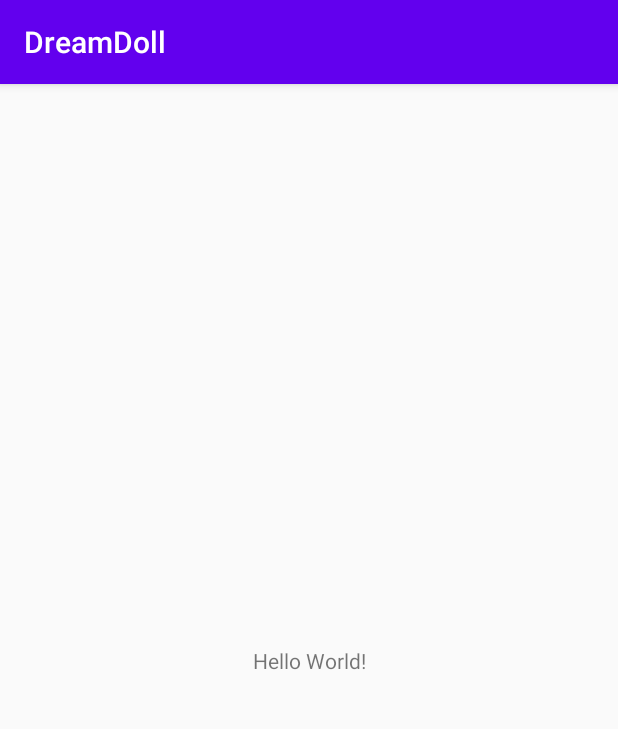
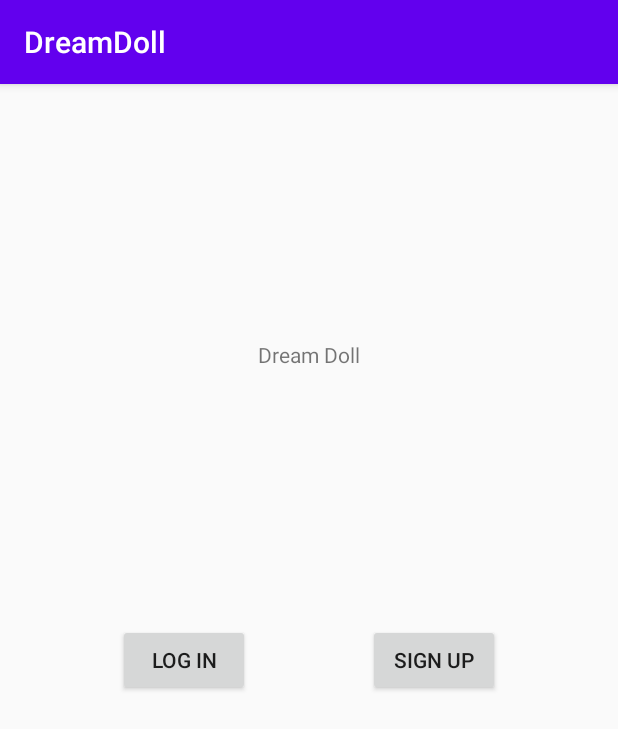
Before and after one commit to ailynailyn/DreamDoll, an Android app: the screen it shows after launch (MainActivity), on a phone screen of 412 x 824 dp. Shown: the top 729 px of the screen. Run offline under Robolectric (Android 15) with nearby library versions, the phone set to English and light mode, and no system bars; our stand-ins replace Firebase (no records; nobody signed in at launch, a user with empty details on screens opened directly); libraries missing offline, so code that uses them is left out: com.example.edu.

Commit message:
Super basic login

```diff
--- a/DreamDoll/app/build.gradle
+++ b/DreamDoll/app/build.gradle
@@ -1,6 +1,7 @@
 apply plugin: 'com.android.application'
 apply plugin: 'kotlin-android'
 apply plugin: 'kotlin-android-extensions'
+apply plugin: 'com.google.gms.google-services'
 
 android {
     compileSdkVersion 29
@@ -31,6 +32,7 @@ dependencies {
     implementation 'androidx.appcompat:appcompat:1.1.0'
     implementation 'androidx.core:core-ktx:1.2.0'
     implementation 'androidx.constraintlayout:constraintlayout:1.1.3'
+    implementation 'com.google.firebase:firebase-auth:19.2.0'
     testImplementation 'junit:junit:4.12'
     androidTestImplementation 'androidx.test.ext:junit:1.1.1'
     androidTestImplementation 'androidx.test.espresso:espresso-core:3.2.0'
--- a/DreamDoll/app/src/main/java/com/example/edu/utap/dreamdoll/MainActivity.kt
+++ b/DreamDoll/app/src/main/java/com/example/edu/utap/dreamdoll/MainActivity.kt
@@ -2,11 +2,56 @@ package com.example.edu.utap.dreamdoll
 
 import androidx.appcompat.app.AppCompatActivity
 import android.os.Bundle
+import android.util.Log
+import com.google.firebase.auth.FirebaseAuth
 
-class MainActivity : AppCompatActivity() {
+class MainActivity : AppCompatActivity(), StartupFrag.StartupButtonListener {
+
+    private lateinit var mAuth : FirebaseAuth
+    var startup_frag = StartupFrag()   // for login and signup
+    var login_frag = LoginFrag()
+    var signin_frag = SignupFrag()
+
+    // Login button was clicked.
+    override fun loginButtonClicked() {
+        Log.d("MainActivity", "login button clicked listener in mainactivity")
+        // Go to login screen.
+        supportFragmentManager
+            .beginTransaction()
+            .replace(R.id.container, login_frag)
+            .addToBackStack(null)
+            .commit()
+    }
+
+    // Signin button was clicked.
+    override fun signupButtonClicked() {
+        Log.d("MainActivity", "signin button clicked listener in mainactivity")
+        // Go to login screen.
+        supportFragmentManager
+            .beginTransaction()
+            .replace(R.id.container, signin_frag)
+            .addToBackStack(null)
+            .commit()
+    }
 
     override fun onCreate(savedInstanceState: Bundle?) {
         super.onCreate(savedInstanceState)
         setContentView(R.layout.activity_main)
+        mAuth = FirebaseAuth.getInstance()
+        var curUser = mAuth.currentUser
+
+        if(curUser == null) {
+            // Start in the login/signup screen.
+            supportFragmentManager
+                .beginTransaction()
+                .replace(R.id.container, startup_frag)
+                .commit()
+        } else {
+            // else bring them to the main feed
+            supportFragmentManager
+                .beginTransaction()
+                .replace(R.id.container, startup_frag)
+                .commit()
+        }
     }
 }
--- /dev/null
+++ b/DreamDoll/app/src/main/java/com/example/edu/utap/dreamdoll/StartupFrag.kt
@@ -0,0 +1,59 @@
+package com.example.edu.utap.dreamdoll
+
+import android.content.Context
+import android.graphics.Bitmap
+import androidx.appcompat.app.AppCompatActivity
+import android.os.Bundle
+import android.util.Log
+import android.view.LayoutInflater
+import android.view.View
+import android.view.ViewGroup
+import android.widget.ImageView
+import androidx.core.graphics.drawable.toBitmap
+import androidx.fragment.app.Fragment
+import kotlinx.android.synthetic.main.login_signup.*
+
+// StartupFrag.kt & login_signup.xml
+class StartupFrag : Fragment() {
+
+    var buttonListener: StartupButtonListener? = null
+
+    override fun onCreateView(
+        inflater: LayoutInflater,
+        container: ViewGroup?,
+        savedInstanceState: Bundle?
+    ): View {
+        // Inflate the root view and cache references to vital UI elements.
+        return inflater.inflate(R.layout.login_signup, container, false)
+    }
+
+    // Notifies activity which button was clicked.
+    interface StartupButtonListener {
+        fun loginButtonClicked()
+        fun signupButtonClicked()
+    }
+
+    override fun onActivityCreated(savedInstanceState: Bundle?) {
+        super.onActivityCreated(savedInstanceState)
+        // Sets up the login and signup buttons.
+        loginButton.setOnClickListener {
+            Log.d("Startup fragment", "login button clicked")
+            buttonListener?.loginButtonClicked()
+        }
+
+        signupButton.setOnClickListener {
+            Log.d("Startup fragment", "sign up button clicked")
+            buttonListener?.signupButtonClicked()
+        }
+
+    }
+
+    // Makes sure interfaces are implemented.
+    override fun onAttach(context: Context) {
+        super.onAttach(context)
+        buttonListener = context as? StartupButtonListener
+        if(buttonListener == null) {
+            throw ClassCastException("$context must implement StartupButtonListener")
+        }
+    }
+}
--- a/DreamDoll/app/src/main/res/layout/activity_main.xml
+++ b/DreamDoll/app/src/main/res/layout/activity_main.xml
@@ -6,13 +6,13 @@
     android:layout_height="match_parent"
     tools:context=".MainActivity">
 
-    <TextView
-        android:layout_width="wrap_content"
-        android:layout_height="wrap_content"
-        android:text="Hello World!"
+    <FrameLayout
+        android:id="@+id/container"
+        android:layout_width="match_parent"
+        android:layout_height="match_parent"
         app:layout_constraintBottom_toBottomOf="parent"
-        app:layout_constraintLeft_toLeftOf="parent"
-        app:layout_constraintRight_toRightOf="parent"
+        app:layout_constraintEnd_toEndOf="parent"
+        app:layout_constraintStart_toStartOf="parent"
         app:layout_constraintTop_toTopOf="parent" />
 
 </androidx.constraintlayout.widget.ConstraintLayout>
--- /dev/null
+++ b/DreamDoll/app/src/main/res/layout/login_signup.xml
@@ -0,0 +1,43 @@
+<?xml version="1.0" encoding="utf-8"?>
+<androidx.constraintlayout.widget.ConstraintLayout xmlns:android="http://schemas.android.com/apk/res/android"
+    xmlns:app="http://schemas.android.com/apk/res-auto"
+    xmlns:tools="http://schemas.android.com/tools"
+    android:layout_width="match_parent"
+    android:layout_height="match_parent"
+    tools:context=".MainActivity"
+    >
+
+    <TextView
+        android:id="@+id/insertdreamdolllogo"
+        android:layout_width="wrap_content"
+        android:layout_height="wrap_content"
+        android:text="@string/dream_doll"
+        app:layout_constraintBottom_toTopOf="@id/loginButton"
+        app:layout_constraintEnd_toEndOf="parent"
+        app:layout_constraintStart_toStartOf="parent"
+        app:layout_constraintTop_toTopOf="parent"
+        />
+
+    <Button
+        android:id="@+id/loginButton"
+        android:layout_width="wrap_content"
+        android:layout_height="wrap_content"
+        app:layout_constraintRight_toLeftOf="@+id/signupButton"
+        app:layout_constraintTop_toTopOf="parent"
+        app:layout_constraintLeft_toLeftOf="parent"
+        app:layout_constraintBottom_toBottomOf="parent"
+        android:text="log in"
+        />
+
+    <Button
+        android:id="@+id/signupButton"
+        android:layout_width="wrap_content"
+        android:layout_height="wrap_content"
+        app:layout_constraintLeft_toRightOf="@+id/loginButton"
+        app:layout_constraintTop_toTopOf="parent"
+        app:layout_constraintRight_toRightOf="parent"
+        app:layout_constraintBottom_toBottomOf="parent"
+        android:text="sign up"
+        />
+
+</androidx.constraintlayout.widget.ConstraintLayout>
--- a/DreamDoll/app/src/main/res/values/strings.xml
+++ b/DreamDoll/app/src/main/res/values/strings.xml
@@ -1,3 +1,5 @@
 <resources>
     <string name="app_name">DreamDoll</string>
+    <string name="app_font">Font</string>
+    <string name="dream_doll">Dream Doll</string>
 </resources>
--- a/DreamDoll/build.gradle
+++ b/DreamDoll/build.gradle
@@ -10,6 +10,7 @@ buildscript {
     dependencies {
         classpath 'com.android.tools.build:gradle:3.6.1'
         classpath "org.jetbrains.kotlin:kotlin-gradle-plugin:$kotlin_version"
+        classpath 'com.google.gms:google-services:4.3.3'
 
         // NOTE: Do not place your application dependencies here; they belong
         // in the individual module build.gradle files
```
Also changed, not shown: DreamDoll/app/src/main/java/com/example/edu/utap/dreamdoll/LoginFrag.kt (added, +65 -0 lines), DreamDoll/app/src/main/java/com/example/edu/utap/dreamdoll/SignupFrag.kt (added, +64 -0 lines), DreamDoll/app/src/main/res/layout/login.xml (added, +61 -0 lines), DreamDoll/app/src/main/res/layout/signup.xml (added, +61 -0 lines), 1 other file.
